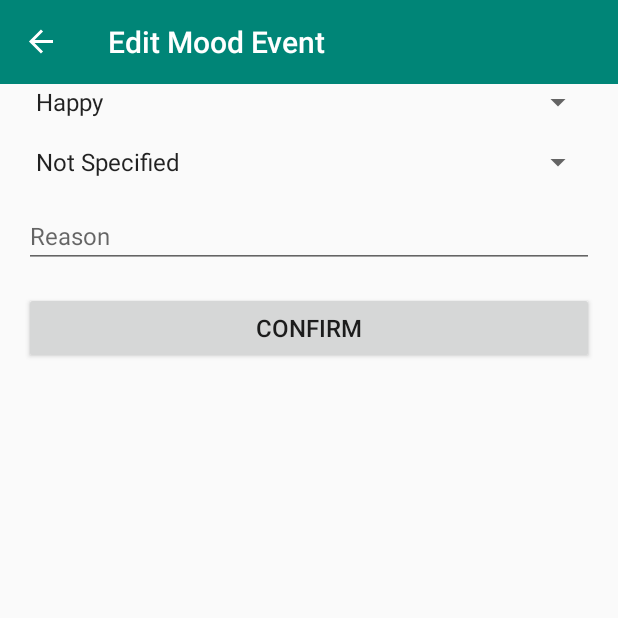
After one commit to CMPUT301F19T34/MOODeration, an Android app: the EditMoodEventFragment screen opened through its navigation route, on a phone screen of 412 x 824 dp, the top half of it. The commit adds this screen. Run offline under Robolectric (Android 15) with nearby library versions, the phone set to English and light mode, and no system bars; our stand-ins replace Firebase (no records; nobody signed in at launch, a user with empty details on screens opened directly), navigation-ui.

Commit message:
Add edit fragment

```diff
--- a/app/src/main/java/com/example/mooderation/CustomExpandableListAdapter.java
+++ b/app/src/main/java/com/example/mooderation/CustomExpandableListAdapter.java
@@ -9,6 +9,9 @@ import android.view.ViewGroup;
 import android.widget.BaseExpandableListAdapter;
 import android.widget.Button;
 import android.widget.TextView;
+
+import androidx.navigation.NavDirections;
+import androidx.navigation.Navigation;
 
 import java.util.List;
 import java.util.TreeMap;
@@ -84,9 +87,18 @@ public class CustomExpandableListAdapter extends BaseExpandableListAdapter {
         expandedListTextView.setText(expandedListText);
         editbutton = convertView.findViewById(R.id.EditButton);
         deletebutton = convertView.findViewById(R.id.DeleteButton);
+
         if(isLastChild){
             editbutton.setVisibility(View.VISIBLE);
             deletebutton.setVisibility(View.VISIBLE);
+            editbutton.setOnClickListener((View v) -> {
+                NavDirections action = MoodHistoryFragmentDirections
+                        .actionViewMoodHistoryFragmentToEditMoodEventFragment();
+                //NavDirections actionDetail = action.ActionDetail();
+                //int moodPosition = action.edi
+                //action.moodPosition(listPosition);
+                Navigation.findNavController(v).navigate(action);
+            });
         }else{
             editbutton.setVisibility(View.GONE);
             deletebutton.setVisibility(View.GONE);
--- /dev/null
+++ b/app/src/main/java/com/example/mooderation/EditMoodEventFragment.java
@@ -0,0 +1,99 @@
+package com.example.mooderation;
+
+import android.app.DatePickerDialog;
+import android.app.TimePickerDialog;
+import android.os.Bundle;
+import android.view.LayoutInflater;
+import android.view.View;
+import android.view.ViewGroup;
+import android.widget.ArrayAdapter;
+import android.widget.Button;
+import android.widget.DatePicker;
+import android.widget.EditText;
+import android.widget.Spinner;
+import android.widget.TextView;
+import android.widget.TimePicker;
+
+import androidx.fragment.app.Fragment;
+import androidx.lifecycle.ViewModelProviders;
+import androidx.navigation.Navigation;
+
+import java.util.ArrayList;
+import java.util.Calendar;
+import java.util.Date;
+
+public class EditMoodEventFragment extends Fragment {
+    private MoodHistoryViewModel moodHistoryViewModel;
+
+
+    private Spinner emotionalStateSpinner;
+    private Spinner socialSituationSpinner;
+    private EditText reasonEditText;
+    private Button editButton;
+
+    private Date dateTime;
+
+    @Override
+    public void onCreate(Bundle savedInstanceState) {
+        super.onCreate(savedInstanceState);
+    }
+
+    @Override
+    public View onCreateView(LayoutInflater inflater, ViewGroup container,
+                             Bundle savedInstanceState) {
+
+        View view = inflater.inflate(R.layout.edit_mood_event_layout,
+                container, false);
+
+        //int position = ConfirmationFragmentArgs.fromBundle(getArguments()).getmoodPosition();
+        // ViewModel for tracking MoodHistory
+        moodHistoryViewModel = ViewModelProviders.of(getActivity()).get(MoodHistoryViewModel.class);
+
+        // get a Date with the current date and time
+        dateTime = new Date();
+
+        // find and initialize emotionalStateSpinner
+        emotionalStateSpinner = view.findViewById(R.id.emotional_state_spinner);
+        emotionalStateSpinner.setAdapter(createAdapter(EmotionalState.class));
+
+        // find and initialize socialSituationSpinner
+        socialSituationSpinner = view.findViewById(R.id.social_situation_spinner);
+        socialSituationSpinner.setAdapter(createAdapter(SocialSituation.class));
+
+        // find reasonEditText
+        reasonEditText = view.findViewById(R.id.reason_edit_text);
+
+        // find and initialize editButton
+        editButton = view.findViewById(R.id.edit_mood_event_button);
+        editButton.setOnClickListener((View v) -> {
+
+            MoodEvent moodEvent = new MoodEvent(
+                    dateTime,
+                    (EmotionalState) emotionalStateSpinner.getSelectedItem(),
+                    (SocialSituation) socialSituationSpinner.getSelectedItem(),
+                    reasonEditText.getText().toString());
+            moodHistoryViewModel.addMoodEvent(moodEvent);
+
+            // Close the current fragment
+            Navigation.findNavController(v).popBackStack();
+        });
+        return view;
+    }
+
+    /**
+     * Create a spinner adapter from an enum type
+     * Probably should be done a different way in the future
+     * @param enumType Class of the enum to create an Adapter for
+     * @param <E> The type of the Enum passed to createAdapter
+     * @return A spinner adapter populated using Enum values
+     */
+    private <E extends Enum<E>> ArrayAdapter<E> createAdapter(Class<E> enumType) {
+        // see StackOverFlow https://stackoverflow.com/questions/5469629
+        ArrayAdapter<E> adapter = new ArrayAdapter<>(
+                getActivity(),
+                android.R.layout.simple_spinner_item,
+                enumType.getEnumConstants());
+        adapter.setDropDownViewResource(android.R.layout.simple_spinner_dropdown_item);
+        return adapter;
+    }
+}
--- a/app/src/main/java/com/example/mooderation/MoodHistoryViewModel.java
+++ b/app/src/main/java/com/example/mooderation/MoodHistoryViewModel.java
@@ -52,6 +52,14 @@ public class MoodHistoryViewModel extends ViewModel {
         moodHistoryRepository.add(participant, moodEvent);
     }
 
+    /**
+     * Edit existing MoodEvent in the MoodHistory
+     * @param moodEvent The MoodEvent to add
+     */
+    public void editMoodEvent(MoodEvent moodEvent, MoodEvent newMoodEvent) {
+        moodHistoryRepository.edit(participant, moodEvent, newMoodEvent);
+    }
+
     public LiveData<List<MoodEvent>> getMoodHistory() {
         return moodHistory;
     }
--- a/app/src/main/java/com/example/mooderation/backend/MoodHistoryRepository.java
+++ b/app/src/main/java/com/example/mooderation/backend/MoodHistoryRepository.java
@@ -1,6 +1,7 @@
 package com.example.mooderation.backend;
 
 import com.example.mooderation.MoodEvent;
+import com.example.mooderation.MoodHistoryViewModel;
 import com.example.mooderation.Participant;
 import com.google.android.gms.tasks.Task;
 import com.google.firebase.firestore.CollectionReference;
@@ -17,6 +18,11 @@ public class MoodHistoryRepository implements OwnedRepository<Participant, MoodE
     @Override
     public Task<Void> add(Participant participant, MoodEvent moodEvent) {
         return moodHistoryPath(participant).document().set(moodEvent);
+    }
+
+
+    public Task<Void> edit(Participant participant, MoodEvent moodEvent, MoodEvent newMoodEvent) {
+        return moodHistoryPath(participant).document().set(newMoodEvent);
     }
 
     @Override
--- /dev/null
+++ b/app/src/main/res/layout/edit_mood_event_layout.xml
@@ -0,0 +1,68 @@
+<?xml version="1.0" encoding="utf-8"?>
+<androidx.constraintlayout.widget.ConstraintLayout xmlns:android="http://schemas.android.com/apk/res/android"
+    xmlns:app="http://schemas.android.com/apk/res-auto"
+    android:layout_width="match_parent"
+    android:layout_height="match_parent">
+
+
+    <Spinner
+        android:id="@+id/emotional_state_spinner"
+        android:layout_width="0dp"
+        android:layout_height="wrap_content"
+        android:layout_marginStart="16dp"
+        android:layout_marginLeft="16dp"
+        android:layout_marginTop="16dp"
+        android:layout_marginEnd="16dp"
+        android:layout_marginRight="16dp"
+        app:layout_constraintEnd_toEndOf="parent"
+        app:layout_constraintStart_toStartOf="parent"/>
+
+    <Spinner
+        android:id="@+id/social_situation_spinner"
+        android:layout_width="0dp"
+        android:layout_height="wrap_content"
+        android:layout_marginStart="16dp"
+        android:layout_marginLeft="16dp"
+        android:layout_marginTop="16dp"
+        android:layout_marginEnd="16dp"
+        android:layout_marginRight="16dp"
+        app:layout_constraintEnd_toEndOf="parent"
+        app:layout_constraintStart_toStartOf="parent"
+        app:layout_constraintTop_toBottomOf="@id/emotional_state_spinner" />
+
+    <EditText
+        android:id="@+id/reason_edit_text"
+        android:layout_width="0dp"
+        android:layout_height="wrap_content"
+        android:layout_marginStart="16dp"
+        android:layout_marginLeft="16dp"
+        android:layout_marginTop="16dp"
+        android:layout_marginEnd="16dp"
+        android:layout_marginRight="16dp"
+        android:inputType="text"
+        android:importantForAutofill="no"
+        android:maxLength="20"
+        android:hint="@string/reason_hint"
+        android:textSize="16sp"
+        app:layout_constraintEnd_toEndOf="parent"
+        app:layout_constraintStart_toStartOf="parent"
+        app:layout_constraintTop_toBottomOf="@id/social_situation_spinner" />
+
+    <Button
+        android:id="@+id/edit_mood_event_button"
+        android:layout_width="0dp"
+        android:layout_height="wrap_content"
+        android:layout_marginStart="16dp"
+        android:layout_marginLeft="16dp"
+        android:layout_marginTop="16dp"
+        android:layout_marginEnd="16dp"
+        android:layout_marginRight="16dp"
+        android:text="@string/save_mood_event_text"
+        android:textSize="16sp"
+        app:layout_constraintEnd_toEndOf="parent"
+        app:layout_constraintStart_toStartOf="parent"
+        app:layout_constraintTop_toBottomOf="@id/reason_edit_text"/>
+
+
+
+</androidx.constraintlayout.widget.ConstraintLayout>
--- a/app/src/main/res/navigation/nav_graph.xml
+++ b/app/src/main/res/navigation/nav_graph.xml
@@ -17,6 +17,18 @@
             app:exitAnim="@anim/nav_default_exit_anim"
             app:popEnterAnim="@anim/nav_default_enter_anim"
             app:popExitAnim="@anim/nav_default_exit_anim" />
+        <action
+            android:id="@+id/action_viewMoodHistoryFragment_to_editMoodEventFragment"
+            app:destination="@id/editMoodEventFragment"
+            app:enterAnim="@anim/nav_default_enter_anim"
+            app:exitAnim="@anim/nav_default_exit_anim"
+            app:popEnterAnim="@anim/nav_default_enter_anim"
+            app:popExitAnim="@anim/nav_default_exit_anim">
+            <argument
+                android:name="moodPosition"
+                app:argType="integer"
+                android:defaultValue="0"/>
+        </action>
     </fragment>
     <fragment
         android:id="@+id/addMoodEventFragment"
@@ -28,4 +40,14 @@
         android:name="com.example.mooderation.FollowRequestsFragment"
         android:label="fragment_follow_requests"
         tools:layout="@layout/fragment_follow_requests" />
+    <fragment
+        android:id="@+id/editMoodEventFragment"
+        android:name="com.example.mooderation.EditMoodEventFragment"
+        android:label="@string/edit_mood_label"
+        tools:layout="@layout/edit_mood_event_layout">
+        <argument
+            android:name="moodPosition"
+            app:argType="integer"
+            android:defaultValue="0"/>
+    </fragment>
 </navigation>
--- a/app/src/main/res/values/strings.xml
+++ b/app/src/main/res/values/strings.xml
@@ -18,6 +18,8 @@
     <string name="reason_hint">Reason</string>
     <string name="save_mood_event_text">Confirm</string>
 
+    <string name="edit_mood_label">Edit Mood Event</string>
+
     <string name="auth_prompt_username">Display name</string>
     <string name="auth_prompt_email">Email</string>
     <string name="auth_prompt_password">Password</string>
```
Also changed, not shown: 1 other file.
